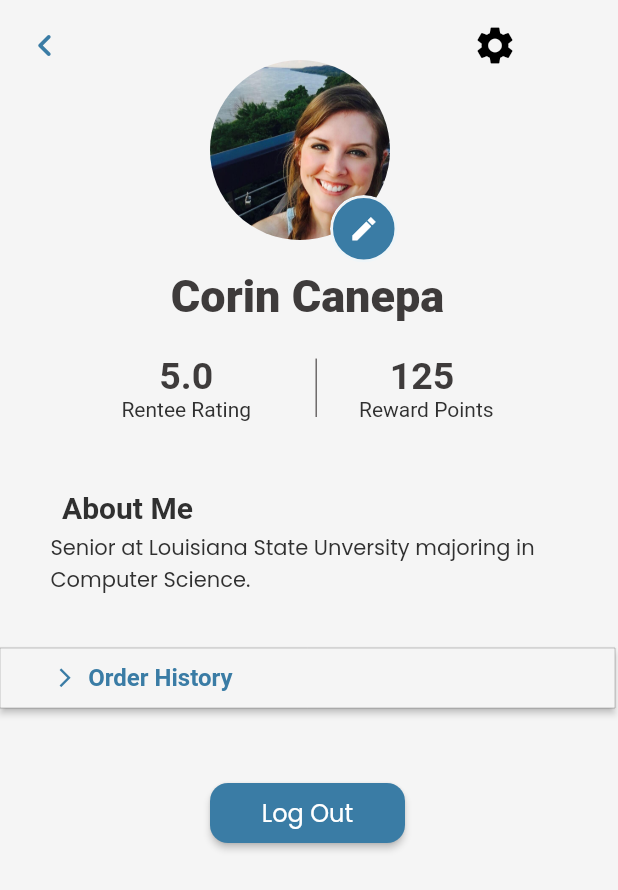
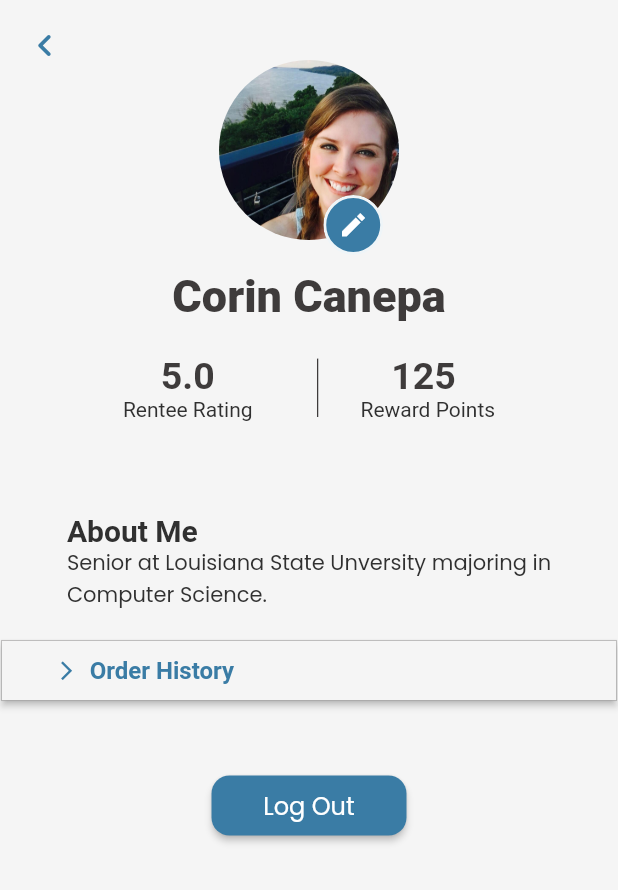
Before and after one commit to CSC4330/Borreaux, a Flutter app: the CorinProfileWidget screen opened directly, after a tap on the "edit" icon, on a phone screen of 412 x 824 dp. Shown: the top 890 px of the screen. Run offline on Flutter 3.47's test engine with Material 2 defaults, Android fonts, the phone set to English and light mode, and no system bars; drawn by our look-alikes of auto_size_text; our stand-ins replace carousel_slider, confetti, flutter_rating_bar, font_awesome_flutter, google_fonts, google_maps_flutter and 4 more; missing offline and left inert: filter_list, flutter_barcode_scanner, image_picker_for_web; Roboto replaces fonts that are missing (Lexend Deca).

Commit message:
Fixed renderflex issue on corin's profile page and reformatted the code a bit

```diff
--- a/borreauxapp/lib/screens/profile_corin/profile_corin.dart
+++ b/borreauxapp/lib/screens/profile_corin/profile_corin.dart
@@ -18,7 +18,6 @@ class CorinProfileWidget extends StatefulWidget {
 }
 
 class _CorinProfileWidgetState extends State<CorinProfileWidget> {
-
   bool _loadingButton1 = false;
   bool _loadingButton2 = false;
   final scaffoldKey = GlobalKey<ScaffoldState>();
@@ -56,27 +55,22 @@ class _CorinProfileWidgetState extends State<CorinProfileWidget> {
                 }
               },
             ),
-            Align(
-              alignment: AlignmentDirectional(0, 0),
-              child: Row(
+            Row(
               mainAxisSize: MainAxisSize.max,
               mainAxisAlignment: MainAxisAlignment.start,
               crossAxisAlignment: CrossAxisAlignment.start,
               children: [
-                  Column(
-                    mainAxisSize: MainAxisSize.max,
-                    mainAxisAlignment: MainAxisAlignment.start,
-                    crossAxisAlignment: CrossAxisAlignment.center,
+                Flexible(
+                  child: Column(
                     children: [
                       Align(
-                        alignment: AlignmentDirectional(0.15, 0),
+                        alignment: AlignmentDirectional(10, 0),
                         child: Stack(
                           children: [
                             Align(
-                              alignment: AlignmentDirectional(-9.91, -3.48),
                               child: Padding(
                                 padding: EdgeInsetsDirectional.fromSTEB(
-                                    90, 40, 0, 20),
+                                    0, 40, 0, 20),
                                 child: Container(
                                   width: 120,
                                   height: 120,
@@ -95,12 +89,12 @@ class _CorinProfileWidgetState extends State<CorinProfileWidget> {
                               alignment: AlignmentDirectional(-0.72, 1.07),
                               child: Padding(
                                 padding: EdgeInsetsDirectional.fromSTEB(
-                                    170, 130, 0, 0),
+                                    190, 130, 0, 0),
                                 child: FlutterFlowIconButton(
                                   borderColor: Color(0xFFEFF5F8),
                                   borderRadius: 50,
                                   borderWidth: 2,
-                                  buttonSize: 45,
+                                  buttonSize: 40,
                                   fillColor: Color(0xFF3A7CA5),
                                   icon: Icon(
                                     Icons.edit_sharp,
@@ -108,7 +102,7 @@ class _CorinProfileWidgetState extends State<CorinProfileWidget> {
                                     size: 20,
                                   ),
                                   onPressed: () {
-                                    print('IconButton pressed ...');
+                                    print('Edit button pressed ...');
                                   },
                                 ),
                               ),
@@ -190,7 +184,7 @@ class _CorinProfileWidgetState extends State<CorinProfileWidget> {
                                     fontFamily: 'Poppins',
                                     color: Color(0xFF3E3B3B),
                                     fontSize: 45,
-                                    fontWeight: FontWeight.w100,
+                                    fontWeight: FontWeight.w200,
                                   ),
                                 ),
                                 Column(
@@ -221,14 +215,10 @@ class _CorinProfileWidgetState extends State<CorinProfileWidget> {
                         ],
                       ),
                       Column(
-                        mainAxisSize: MainAxisSize.max,
+                        crossAxisAlignment: CrossAxisAlignment.start,
                         children: [
-                          Align(
-                            alignment: AlignmentDirectional(0.35, -0.15),
-                            child: Padding(
-                              padding:
-                                  EdgeInsetsDirectional.fromSTEB(0, 35, 240, 0),
-                              child: Text(
+                          SizedBox(height: 50),
+                          Text(
                             'About Me',
                             textAlign: TextAlign.start,
                             style: FlutterFlowTheme.bodyText1.override(
@@ -237,15 +227,9 @@ class _CorinProfileWidgetState extends State<CorinProfileWidget> {
                               fontWeight: FontWeight.w600,
                             ),
                           ),
-                            ),
-                          ),
-                          Padding(
-                            padding:
-                                EdgeInsetsDirectional.fromSTEB(0, 5, 20, 15),
-                            child: Text(
+                          Text(
                             'Senior at Louisiana State Unversity majoring in\nComputer Science. ',
                             style: FlutterFlowTheme.bodyText1,
-                            ),
                           )
                         ],
                       ),
@@ -319,9 +303,9 @@ class _CorinProfileWidgetState extends State<CorinProfileWidget> {
                         ),
                       )
                     ],
+                  ),
                 )
               ],
-              ),
             )
           ],
         ),
```
Also changed, not shown: 4 other files. Lines whose indentation alone changed are shown as unchanged.
